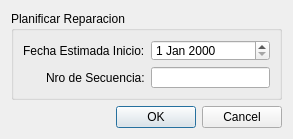
Old version of the form src/ui/DialogAsignarFechaReparacion.ui in the repository guilleurrutia10/division-transporte.
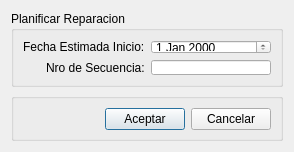
New version of the form.

Commit message: modificaciones ui con group box parte 2

Diff of the .ui file:
```diff
--- a/src/ui/DialogAsignarFechaReparacion.ui
+++ b/src/ui/DialogAsignarFechaReparacion.ui
@@ -6,14 +6,14 @@
    <rect>
     <x>0</x>
     <y>0</y>
-    <width>293</width>
-    <height>139</height>
+    <width>294</width>
+    <height>152</height>
    </rect>
   </property>
   <property name="minimumSize">
    <size>
     <width>293</width>
-    <height>139</height>
+    <height>152</height>
    </size>
   </property>
   <property name="windowTitle">
@@ -56,13 +56,51 @@
     </widget>
    </item>
    <item>
-    <widget class="QDialogButtonBox" name="buttonBox">
-     <property name="orientation">
-      <enum>Qt::Horizontal</enum>
+    <widget class="QGroupBox" name="groupBoxButtonBox">
+     <property name="title">
+      <string/>
      </property>
-     <property name="standardButtons">
-      <set>QDialogButtonBox::Cancel|QDialogButtonBox::Ok</set>
-     </property>
+     <layout class="QGridLayout" name="gridLayout">
+      <property name="leftMargin">
+       <number>9</number>
+      </property>
+      <property name="topMargin">
+       <number>9</number>
+      </property>
+      <property name="rightMargin">
+       <number>9</number>
+      </property>
+      <property name="bottomMargin">
+       <number>8</number>
+      </property>
+      <item row="0" column="1">
+       <widget class="QPushButton" name="pushButtonAceptar">
+        <property name="text">
+         <string>Aceptar</string>
+        </property>
+       </widget>
+      </item>
+      <item row="0" column="2">
+       <widget class="QPushButton" name="pushButtonCancelar">
+        <property name="text">
+         <string>Cancelar</string>
+        </property>
+       </widget>
+      </item>
+      <item row="0" column="0">
+       <spacer name="horizontalSpacer">
+        <property name="orientation">
+         <enum>Qt::Horizontal</enum>
+        </property>
+        <property name="sizeHint" stdset="0">
+         <size>
+          <width>40</width>
+          <height>20</height>
+         </size>
+        </property>
+       </spacer>
+      </item>
+     </layout>
     </widget>
    </item>
   </layout>
```
Left out of the diff: 35 changed lines with no effect on the pictures. The commit also changes 28 other files.
